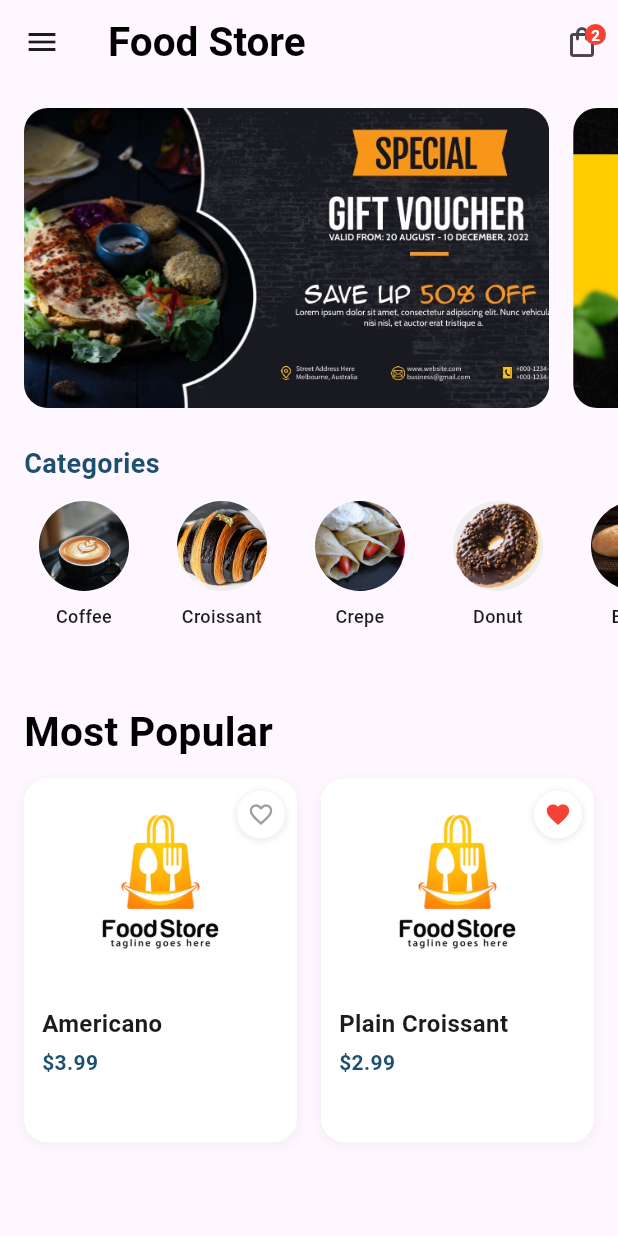
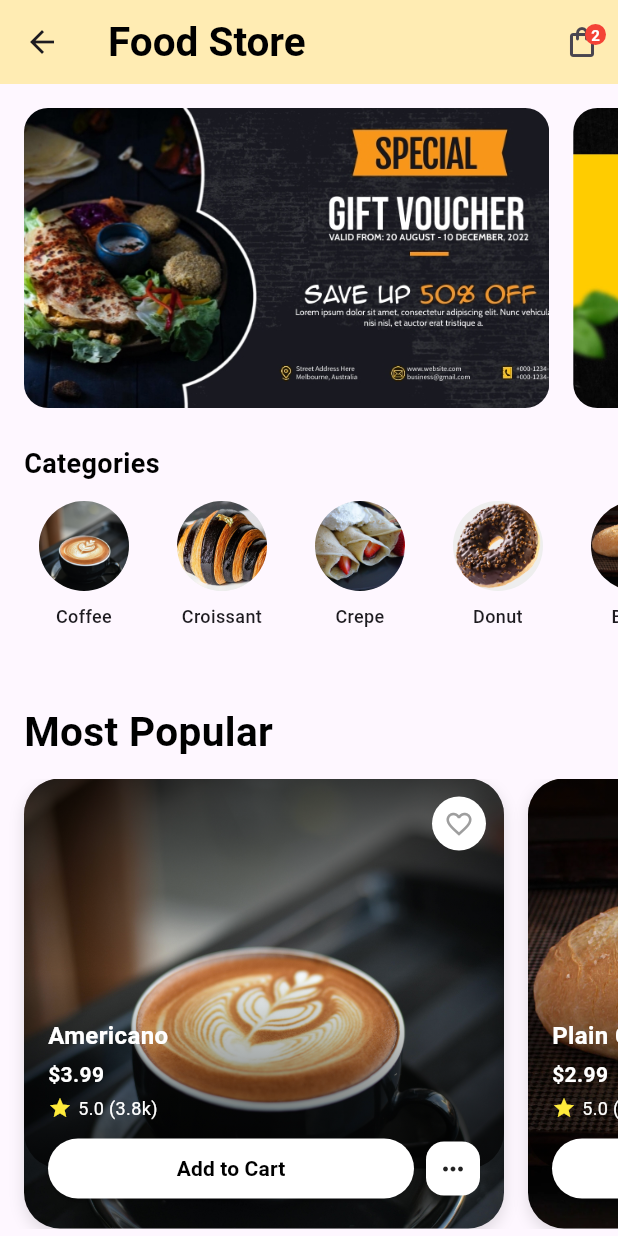
Before and after one commit to Sachith-AB/Bus-Booking-System, a Flutter app: the HomePage screen opened by its route, on a phone screen of 412 x 824 dp. Run offline on Flutter 3.47's test engine with Material 3 defaults, Android fonts, the phone set to English and light mode, and no system bars; our stand-ins replace cloud_firestore, firebase_auth, firebase_core, get, shared_preferences; accounts and stored records are empty.

Commit message:
change ui home page completely

```diff
--- /dev/null
+++ b/lib/src/app/views/user/Home/components/product_card.dart
@@ -0,0 +1,153 @@
+import 'package:bus_booking/src/app/models/product_model.dart';
+import 'package:flutter/material.dart';
+
+class ProductCard extends StatelessWidget {
+  final Product product;
+
+  const ProductCard({
+    Key? key,
+    required this.product,
+  }) : super(key: key);
+
+  @override
+  Widget build(BuildContext context) {
+    return Container(
+      margin: const EdgeInsets.only(right: 16),
+      decoration: BoxDecoration(
+        borderRadius: BorderRadius.circular(24),
+        boxShadow: const [
+          BoxShadow(
+            color: Colors.black12,
+            blurRadius: 8,
+            offset: Offset(0, 4),
+          ),
+        ],
+      ),
+      child: Stack(
+        children: [
+          // Background image
+          ClipRRect(
+            borderRadius: BorderRadius.circular(24),
+            child: Image.asset(
+              product.imageUrl,
+              width: 320,
+              height: 360,
+              fit: BoxFit.cover,
+            ),
+          ),
+          // Overlay gradient for readability
+          Container(
+            width: 320,
+            height: 260,
+            decoration: BoxDecoration(
+              borderRadius: BorderRadius.circular(24),
+              gradient: LinearGradient(
+                colors: [
+                  Colors.black.withOpacity(0.6),
+                  Colors.transparent,
+                  Colors.black.withOpacity(0.7),
+                ],
+                begin: Alignment.topCenter,
+                end: Alignment.bottomCenter,
+              ),
+            ),
+          ),
+          // Favorite icon
+          Positioned(
+            top: 12,
+            right: 12,
+            child: Container(
+              width: 36,
+              height: 36,
+              decoration: const BoxDecoration(
+                color: Colors.white,
+                shape: BoxShape.circle,
+              ),
+              child: Icon(
+                product.isFavorite ? Icons.favorite : Icons.favorite_border,
+                color: product.isFavorite ? Colors.red : Colors.grey,
+                size: 20,
+              ),
+            ),
+          ),
+          // Bottom content
+          Positioned(
+            bottom: 16,
+            left: 16,
+            right: 16,
+            child: Column(
+              crossAxisAlignment: CrossAxisAlignment.start,
+              children: [
+                Text(
+                  product.name,
+                  style: const TextStyle(
+                    color: Colors.white,
+                    fontSize: 16,
+                    fontWeight: FontWeight.w600,
+                  ),
+                ),
+                const SizedBox(height: 4),
+                Text(
+                  '\$${product.price.toStringAsFixed(2)}',
+                  style: const TextStyle(
+                    color: Colors.white,
+                    fontSize: 14,
+                    fontWeight: FontWeight.bold,
+                  ),
+                ),
+                const SizedBox(height: 4),
+                const Row(
+                  children: [
+                    Icon(Icons.star, color: Colors.yellow, size: 16),
+                    SizedBox(width: 4),
+                    Text(
+                      '5.0 (3.8k)',
+                      style: TextStyle(
+                        color: Colors.white,
+                        fontSize: 12,
+                      ),
+                    ),
+                  ],
+                ),
+                const SizedBox(height: 8),
+                Row(
+                  children: [
+                    Expanded(
+                      child: ElevatedButton(
+                        style: ElevatedButton.styleFrom(
+                          backgroundColor: Colors.white,
+                          shape: RoundedRectangleBorder(
+                            borderRadius: BorderRadius.circular(20),
+                          ),
+                          padding: const EdgeInsets.symmetric(vertical: 8),
+                        ),
+                        onPressed: () {},
+                        child: const Text(
+                          'Add to Cart',
+                          style: TextStyle(
+                            color: Colors.black,
+                            fontWeight: FontWeight.bold,
+                          ),
+                        ),
+                      ),
+                    ),
+                    const SizedBox(width: 8),
+                    Container(
+                      width: 36,
+                      height: 36,
+                      decoration: BoxDecoration(
+                        color: Colors.white,
+                        borderRadius: BorderRadius.circular(12),
+                      ),
+                      child: const Icon(Icons.more_horiz, size: 20),
+                    ),
+                  ],
+                ),
+              ],
+            ),
+          ),
+        ],
+      ),
+    );
+  }
+}
--- a/lib/src/app/views/user/Home/components/product_grid.dart
+++ b/lib/src/app/views/user/Home/components/product_grid.dart
@@ -1,5 +1,5 @@
 import 'package:bus_booking/src/app/models/product_model.dart';
-import 'package:bus_booking/src/app/views/user/Home/components/produnct_card.dart';
+import 'package:bus_booking/src/app/views/user/Home/components/product_card.dart';
 import 'package:flutter/material.dart';
 
 
@@ -13,22 +13,17 @@ class ProductGrid extends StatelessWidget {
 
   @override
   Widget build(BuildContext context) {
-    return Padding(
-      padding: const EdgeInsets.symmetric(horizontal: 16),
-      child: GridView.builder(
-        shrinkWrap: true,
-        physics: const NeverScrollableScrollPhysics(),
-        gridDelegate: const SliverGridDelegateWithFixedCrossAxisCount(
-          crossAxisCount: 2,
-          childAspectRatio: 0.75,
-          crossAxisSpacing: 16,
-          mainAxisSpacing: 16,
+    return SizedBox(
+        height: 300,
+        child: ListView.builder(
+          scrollDirection: Axis.horizontal,
+          itemCount: products.length,
+          padding: const EdgeInsets.symmetric(horizontal: 16),
+          itemBuilder: (context, index) {
+            final product = products[index];
+            return ProductCard(product: product);
+          },
         ),
-        itemCount: products.length,
-        itemBuilder: (context, index) {
-          return ProductCard(product: products[index]);
-        },
-      ),
-    );
+      );
   }
 }
--- a/lib/src/app/views/user/Home/components/produnct_card.dart
+++ /dev/null
@@ -1,102 +0,0 @@
-import 'package:bus_booking/src/app/models/product_model.dart';
-import 'package:flutter/material.dart';
-
-
-class ProductCard extends StatelessWidget {
-  final Product product;
-
-  const ProductCard({
-    Key? key,
-    required this.product,
-  }) : super(key: key);
-
-  @override
-  Widget build(BuildContext context) {
-    return Container(
-      decoration: BoxDecoration(
-        color: Colors.white,
-        borderRadius: BorderRadius.circular(16),
-        boxShadow: [
-          BoxShadow(
-            color: Colors.grey.withOpacity(0.1),
-            spreadRadius: 1,
-            blurRadius: 5,
-            offset: const Offset(0, 2),
-          ),
-        ],
-      ),
-      child: Column(
-        crossAxisAlignment: CrossAxisAlignment.start,
-        children: [
-          Stack(
-            children: [
-              ClipRRect(
-                borderRadius: const BorderRadius.only(
-                  topLeft: Radius.circular(16),
-                  topRight: Radius.circular(16),
-                ),
-                child: Image.asset(
-                  product.imageUrl,
-                  height: 140,
-                  width: double.infinity,
-                  fit: BoxFit.cover,
-                ),
-              ),
-              Positioned(
-                top: 8,
-                right: 8,
-                child: Container(
-                  width: 32,
-                  height: 32,
-                  decoration: BoxDecoration(
-                    color: Colors.white,
-                    shape: BoxShape.circle,
-                    boxShadow: [
-                      BoxShadow(
-                        color: Colors.grey.withOpacity(0.2),
-                        spreadRadius: 1,
-                        blurRadius: 3,
-                        offset: const Offset(0, 1),
-                      ),
-                    ],
-                  ),
-                  child: Icon(
-                    product.isFavorite
-                        ? Icons.favorite
-                        : Icons.favorite_border,
-                    color: product.isFavorite ? Colors.red : Colors.grey,
-                    size: 18,
-                  ),
-                ),
-              ),
-            ],
-          ),
-          Padding(
-            padding: const EdgeInsets.all(12),
-            child: Column(
-              crossAxisAlignment: CrossAxisAlignment.start,
-              children: [
-                Text(
-                  product.name,
-                  style: const TextStyle(
-                    fontSize: 16,
-                    fontWeight: FontWeight.w600,
-                  ),
-                ),
-                const SizedBox(height: 4),
-                Text(
-                  '\$${product.price.toStringAsFixed(2)}',
-                  style: const TextStyle(
-                    fontSize: 14,
-                    color: Color(0xFF1D4F6E),
-                    fontWeight: FontWeight.bold,
-                  ),
-                ),
-              ],
-            ),
-          ),
-        ],
-      ),
-    );
-  }
-}
--- a/lib/src/app/views/user/Home/home_screen.dart
+++ b/lib/src/app/views/user/Home/home_screen.dart
@@ -4,6 +4,7 @@ import 'package:bus_booking/src/app/models/product_model.dart';
 import 'package:bus_booking/src/app/views/user/Home/components/banner_slider.dart';
 import 'package:bus_booking/src/app/views/user/Home/components/category_list.dart';
 import 'package:bus_booking/src/app/views/user/Home/components/product_grid.dart';
+import 'package:bus_booking/src/utils/color/colors.dart';
 import 'package:bus_booking/src/utils/constant.dart';
 import 'package:flutter/material.dart';
 
@@ -26,7 +27,7 @@ class HomePage extends StatelessWidget {
         id: '1',
         name: 'Americano',
         price: 3.99,
-        imageUrl: tLogo,
+        imageUrl: coffee,
         isFavorite: false,
         category: 'Coffee',
       ),
@@ -34,7 +35,15 @@ class HomePage extends StatelessWidget {
         id: '2',
         name: 'Plain Croissant',
         price: 2.99,
-        imageUrl: tLogo,
+        imageUrl: bread,
+        isFavorite: true,
+        category: 'Croissant',
+      ),
+      Product(
+        id: '3',
+        name: 'Plain Croissant',
+        price: 2.99,
+        imageUrl: bread,
         isFavorite: true,
         category: 'Croissant',
       ),
@@ -53,10 +62,7 @@ class HomePage extends StatelessWidget {
     return Scaffold(
       appBar: AppBar(
         title: const PrimaryHeader(text: 'Food Store'),
-        leading: IconButton(
-          icon: const Icon(Icons.menu),
-          onPressed: () {},
-        ),
+        backgroundColor: KColors.appPrimary.shade100,
         actions: [
           Stack(
             alignment: Alignment.topRight,
@@ -100,14 +106,12 @@ class HomePage extends StatelessWidget {
               const SizedBox(height: 24),
               const Padding(
                 padding: EdgeInsets.symmetric(horizontal: 16),
-                child: Text(
-                  'Categories',
-                  style: TextStyle(
-                    fontSize: 18,
-                    fontWeight: FontWeight.bold,
-                    color: Color(0xFF1D4F6E),
-                  ),
-                ),
+                child:
+                PrimaryHeader(
+                  text: 'Categories',
+                  weight: FontWeight.bold,
+                  size: 18,
+                )
               ),
               const SizedBox(height: 12),
 
```
